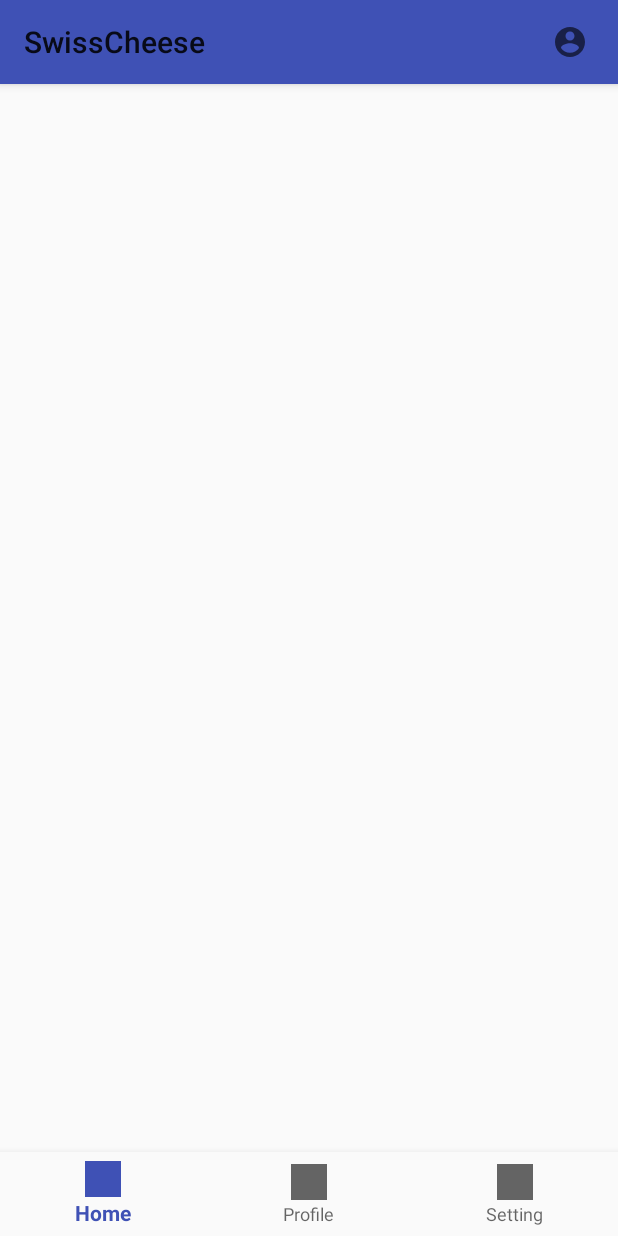
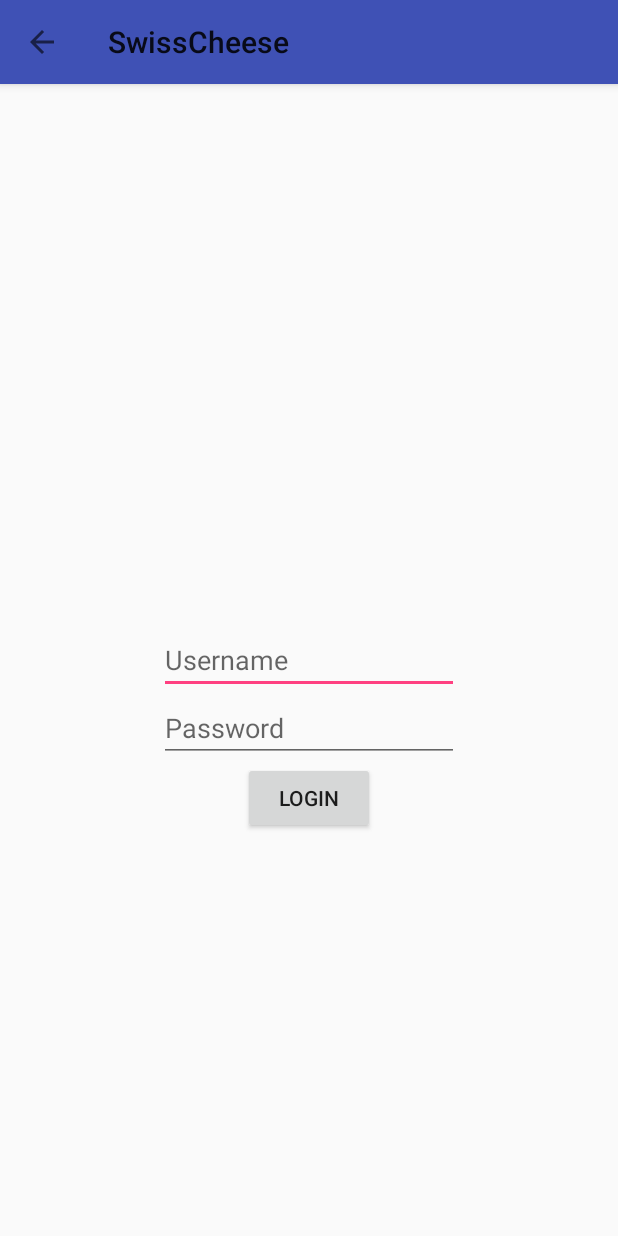
Before and after one commit to jonathan34c/SwissCheese, an Android app: the screen it shows after launch (MainActivity before the commit, LoginActivity after it), after a tap on an icon or button, on a phone screen of 412 x 824 dp. Run offline under Robolectric (Android 15) with nearby library versions, the phone set to English and light mode, and no system bars.

Commit message:
add login activity

```diff
--- a/app/src/main/AndroidManifest.xml
+++ b/app/src/main/AndroidManifest.xml
@@ -12,6 +12,9 @@
         android:supportsRtl="true"
         android:theme="@style/AppTheme"
         tools:replace="android:appComponentFactory">
+
+        <activity android:name=".login.LoginActivity">
+        </activity>
         <activity android:name=".MainActivity">
             <intent-filter>
                 <action android:name="android.intent.action.MAIN" />
--- a/app/src/main/java/com/chang/jonathan/swisscheese/MainActivity.kt
+++ b/app/src/main/java/com/chang/jonathan/swisscheese/MainActivity.kt
@@ -1,6 +1,7 @@
 package com.chang.jonathan.swisscheese
 
 
+import android.content.Intent
 import android.os.Bundle
 import android.view.ContextMenu
 import android.view.MenuItem
@@ -12,8 +13,10 @@ import androidx.appcompat.app.AppCompatActivity
 
 import androidx.appcompat.widget.Toolbar
 import androidx.viewpager.widget.ViewPager
+import com.chang.jonathan.swisscheese.login.LoginActivity
 import com.chang.jonathan.swisscheese.main.MainScreen
 import com.chang.jonathan.swisscheese.main.getMainScreenForMenuItem
+import com.chang.jonathan.swisscheese.session.Session
 import com.google.android.material.bottomnavigation.BottomNavigationView
 
 
@@ -23,15 +26,24 @@ class MainActivity : AppCompatActivity(), BottomNavigationView.OnNavigationItemS
     private lateinit var mainPagerAdapter: MainPagerAdapter
     private lateinit var toolBar : Toolbar
     private lateinit var profileBtn : ImageView
+    private lateinit var session: Session
     override fun onCreate(savedInstanceState: Bundle?) {
         super.onCreate(savedInstanceState)
         setContentView(R.layout.activity_main)
        // setSupportActionBar(toolbar)
 
+        session = Session()
+        session.Session(this)
         toolBar = findViewById(R.id.toolbar)
         profileBtn = toolBar.findViewById(R.id.btn_profile)
         profileBtn.setOnClickListener {
-            Toast.makeText(this,"profile", Toast.LENGTH_SHORT).show()
+            if(!session.isLogin()){
+                val intent = Intent(this, LoginActivity::class.java)
+                startActivity(intent)
+            }else{
+                logout()
+            }
+
         }
         setSupportActionBar(toolBar)
         viewPager = findViewById(R.id.view_pager)
@@ -53,6 +65,19 @@ class MainActivity : AppCompatActivity(), BottomNavigationView.OnNavigationItemS
         })
 
 
+    }
+
+    override fun onResume() {
+        if(session.isLogin()){
+            profileBtn.setImageResource(R.drawable.ic_logout)
+        }
+        super.onResume()
+    }
+
+    fun logout(){
+        session.logOut()
+        profileBtn.setImageResource(R.drawable.ic_account)
+        Toast.makeText(this, "You are now Logout", Toast.LENGTH_LONG).show()
     }
 
     private fun scrollToScreen(mainScreen: MainScreen) {
--- /dev/null
+++ b/app/src/main/java/com/chang/jonathan/swisscheese/login/LoginActivity.kt
@@ -0,0 +1,86 @@
+package com.chang.jonathan.swisscheese.login
+
+import android.database.Cursor
+import android.database.sqlite.SQLiteDatabase
+import android.os.Bundle
+import android.util.Log
+import android.view.MenuItem
+import android.widget.Button
+import android.widget.EditText
+import android.widget.Toast
+import androidx.appcompat.app.AppCompatActivity
+import androidx.appcompat.widget.Toolbar
+import com.chang.jonathan.swisscheese.R
+import com.chang.jonathan.swisscheese.session.Session
+
+class LoginActivity: AppCompatActivity() {
+    private lateinit var toolBar : Toolbar
+    private lateinit var usernameField: EditText
+    private lateinit var passwordField: EditText
+    private lateinit var loginBtn : Button
+    private val TAG = "LoginActivity"
+    override fun onCreate(savedInstanceState: Bundle?) {
+        super.onCreate(savedInstanceState)
+        setContentView(R.layout.activity_login)
+        toolBar = findViewById(R.id.toolbar)
+        setSupportActionBar(toolBar);
+        supportActionBar?.setDisplayHomeAsUpEnabled(true)
+        supportActionBar?.setDisplayShowHomeEnabled(true)
+
+        usernameField = findViewById(R.id.et_username)
+        passwordField = findViewById(R.id.et_password)
+        loginBtn = findViewById(R.id.btn_login)
+
+        val db = populateDatabase()
+
+        loginBtn.setOnClickListener {
+            // admin' or 1=1--
+            val cursor: Cursor = db.rawQuery("select * from user where username = '" + usernameField.text.toString() + "' and password = '" + passwordField.text.toString() + "'", null)
+            val data = StringBuilder()
+            val username = StringBuilder()
+            if (cursor.count !=0) {
+                cursor.moveToFirst()
+                do {
+                    val user = cursor.getString(1)
+                    val pass = cursor.getString(2)
+                    data.append("User: $user \nPass: $pass\n")
+                    username.append(user)
+                } while (cursor.moveToNext())
+            }
+            cursor.close()
+            Log.d(TAG, data.toString())
+            if(data.isNotEmpty()){
+                Toast.makeText(this, "login success", Toast.LENGTH_LONG).show()
+                val session = Session()
+                session.Session(this)
+                session.setUserName(username.toString())
+                finish()
+            }else{
+                Toast.makeText(this, "login failed", Toast.LENGTH_LONG).show()
+            }
+
+        }
+    }
+
+    override fun onOptionsItemSelected(item: MenuItem): Boolean {
+        val id = item.itemId
+        if(id == android.R.id.home){
+            finish()
+        }
+        return super.onOptionsItemSelected(item)
+    }
+
+    private fun populateDatabase(): SQLiteDatabase {
+        val db = openOrCreateDatabase("userData", android.content.Context.MODE_PRIVATE, null)
+        db.execSQL("drop table if exists user")
+        db.execSQL("create table user ( id integer primary key autoincrement, username text, password text )")
+        db.execSQL("insert into user ( username, password ) values ('admin', 'password123')")
+        db.execSQL("insert into user ( username, password ) values ('elliot', 'password555')")
+        db.execSQL("insert into user ( username, password ) values ('angela', 'password333')")
+        db.execSQL("insert into user ( username, password ) values ('gideon', 'password999')")
+        db.execSQL("insert into user ( username, password ) values ('tyrell', 'password654')")
+        db.execSQL("insert into user ( username, password ) values ('darlene', 'password789')")
+        return db
+    }
+
+}
--- a/app/src/main/java/com/chang/jonathan/swisscheese/session/Session.kt
+++ b/app/src/main/java/com/chang/jonathan/swisscheese/session/Session.kt
@@ -2,6 +2,7 @@ package com.chang.jonathan.swisscheese.session
 
 import android.content.Context
 import android.content.SharedPreferences
+import android.database.sqlite.SQLiteDatabase
 
 class Session {
     private lateinit var prefs : SharedPreferences
@@ -21,7 +22,7 @@ class Session {
         return prefs.getString(userNameString, "") != ""
     }
     fun logOut(){
-        prefs.edit().putString(userNameString, "")
+        prefs.edit().putString(userNameString, "").commit()
     }
 
 }
--- /dev/null
+++ b/app/src/main/res/drawable/ic_logout.xml
@@ -0,0 +1,11 @@
+<vector xmlns:android="http://schemas.android.com/apk/res/android"
+    android:width="24dp"
+    android:height="24dp"
+    android:viewportWidth="24"
+    android:viewportHeight="24"
+    android:tint="?attr/colorControlNormal"
+    android:autoMirrored="true">
+  <path
+      android:fillColor="@android:color/white"
+      android:pathData="M17,7l-1.41,1.41L18.17,11H8v2h10.17l-2.58,2.58L17,17l5,-5zM4,5h8V3H4c-1.1,0 -2,0.9 -2,2v14c0,1.1 0.9,2 2,2h8v-2H4V5z"/>
+</vector>
--- /dev/null
+++ b/app/src/main/res/layout/activity_login.xml
@@ -0,0 +1,48 @@
+<?xml version="1.0" encoding="utf-8"?>
+<androidx.constraintlayout.widget.ConstraintLayout xmlns:android="http://schemas.android.com/apk/res/android"
+    xmlns:app="http://schemas.android.com/apk/res-auto"
+    xmlns:tools="http://schemas.android.com/tools"
+    android:layout_width="match_parent"
+    android:layout_height="match_parent"
+    tools:context=".MainActivity">
+
+    <androidx.appcompat.widget.Toolbar
+        android:id="@+id/toolbar"
+        android:layout_width="match_parent"
+        android:layout_height="?attr/actionBarSize"
+        android:background="@color/colorPrimary"
+        app:layout_constraintTop_toTopOf="parent"
+        app:layout_constraintLeft_toLeftOf="parent"
+        app:layout_constraintRight_toRightOf="parent"
+        android:elevation="4dp">
+    </androidx.appcompat.widget.Toolbar>
+    <EditText
+        android:id="@+id/et_username"
+        android:layout_width="200dp"
+        android:layout_height="wrap_content"
+        app:layout_constraintTop_toBottomOf="@id/toolbar"
+        app:layout_constraintBottom_toBottomOf="parent"
+        app:layout_constraintLeft_toLeftOf="parent"
+        app:layout_constraintRight_toRightOf="parent"
+        android:hint="Username"/>
+
+    <EditText
+        android:id="@+id/et_password"
+        android:layout_width="200dp"
+        android:layout_height="wrap_content"
+        app:layout_constraintTop_toBottomOf="@id/et_username"
+        app:layout_constraintLeft_toLeftOf="parent"
+        app:layout_constraintRight_toRightOf="parent"
+        android:inputType="textPassword"
+        android:hint="Password"/>
+
+    <Button
+        android:id="@+id/btn_login"
+        android:layout_width="wrap_content"
+        android:layout_height="wrap_content"
+        android:text="Login"
+        app:layout_constraintTop_toBottomOf="@id/et_password"
+        app:layout_constraintLeft_toLeftOf="parent"
+        app:layout_constraintRight_toRightOf="parent"/>
+
+</androidx.constraintlayout.widget.ConstraintLayout>
--- a/app/src/main/res/values/styles.xml
+++ b/app/src/main/res/values/styles.xml
@@ -8,8 +8,6 @@
         <item name="colorAccent">@color/colorAccent</item>
         <item name="windowActionBar">false</item>
         <item name="windowNoTitle">true</item>
-
-
     </style>
 
 </resources>
```
